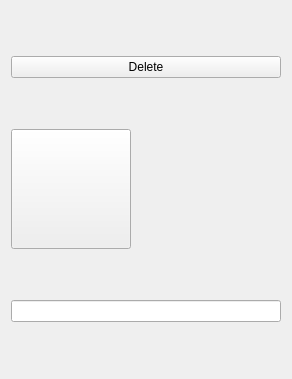
Old version of the form src/DataItem.ui in the repository neoluxis/integreted_xlsxeditor_cpp.
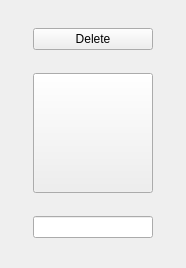
New version of the form.

Commit message: fix: 修复了总的restore不会把每个item给restore

The edit to the form file:
```diff
--- a/src/DataItem.ui
+++ b/src/DataItem.ui
@@ -6,8 +6,8 @@
    <rect>
     <x>0</x>
     <y>0</y>
-    <width>292</width>
-    <height>379</height>
+    <width>186</width>
+    <height>268</height>
    </rect>
   </property>
   <property name="windowTitle">
@@ -38,13 +38,26 @@
    </item>
    <item row="0" column="1">
     <widget class="QPushButton" name="btnMarkDel">
+     <property name="maximumSize">
+      <size>
+       <width>120</width>
+       <height>16777215</height>
+      </size>
+     </property>
      <property name="text">
       <string>Delete</string>
      </property>
     </widget>
    </item>
    <item row="3" column="1">
-    <widget class="QLineEdit" name="lnData"/>
+    <widget class="QLineEdit" name="lnData">
+     <property name="maximumSize">
+      <size>
+       <width>120</width>
+       <height>16777215</height>
+      </size>
+     </property>
+    </widget>
    </item>
   </layout>
  </widget>
```
The commit also changes 1 other file.
